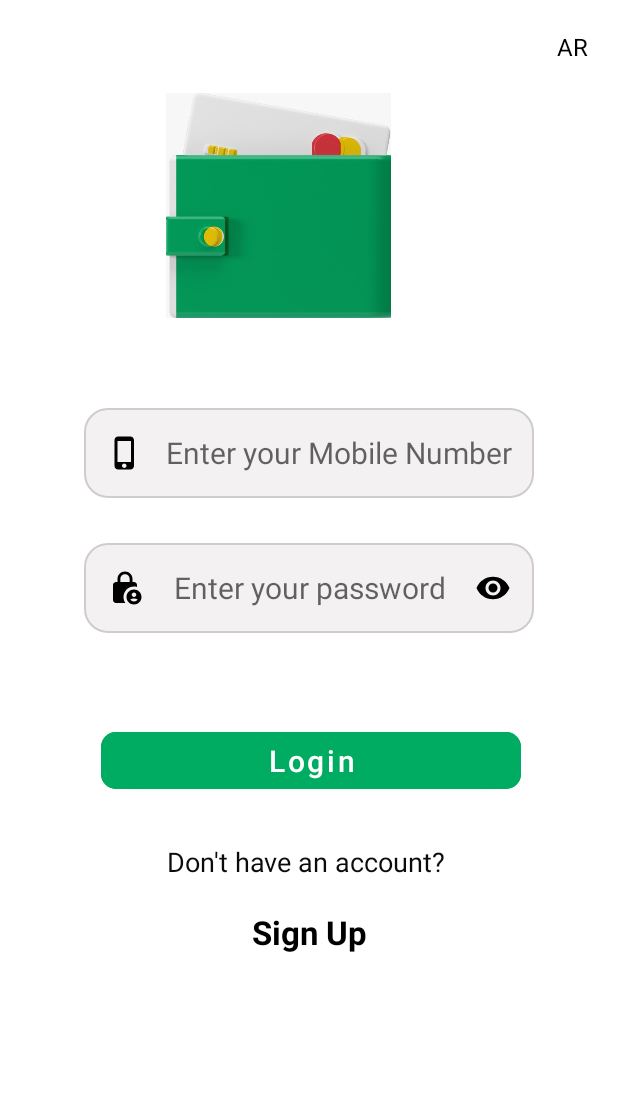
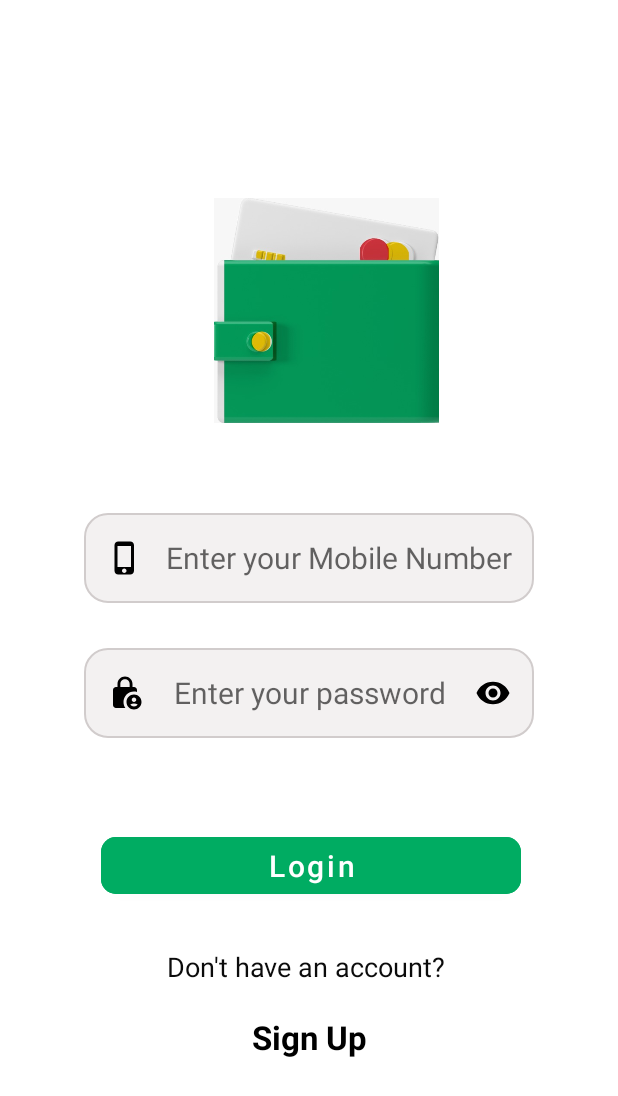
Before and after one commit to Ziad-Elshemy/my-wallet, an Android app: the fragment LoginFragment shown on its own in the app's theme, on a phone screen of 412 x 824 dp. Shown: the top 1096 px of the screen. Run offline under Robolectric (Android 15) with nearby library versions, the phone set to English and light mode, and no system bars; our stand-ins replace data binding.

Commit message:
Views_Update

```diff
--- a/app/build.gradle
+++ b/app/build.gradle
@@ -61,4 +61,5 @@ dependencies {
 
 
 
+
 }
--- a/app/src/main/java/com/easy_pro_code/wallet/MainActivity.kt
+++ b/app/src/main/java/com/easy_pro_code/wallet/MainActivity.kt
@@ -6,6 +6,6 @@ import android.os.Bundle
 class MainActivity : AppCompatActivity() {
     override fun onCreate(savedInstanceState: Bundle?) {
         super.onCreate(savedInstanceState)
-        setContentView(R.layout.activity_main)
-    }
+        setContentView(R.layout.activity_main) }
+
 }
--- a/app/src/main/res/layout/fragment_login.xml
+++ b/app/src/main/res/layout/fragment_login.xml
@@ -1,35 +1,36 @@
 <?xml version="1.0" encoding="utf-8"?>
-<layout xmlns:app="http://schemas.android.com/apk/res-auto">
-<androidx.constraintlayout.widget.ConstraintLayout xmlns:android="http://schemas.android.com/apk/res/android"
-    xmlns:tools="http://schemas.android.com/tools"
+<layout xmlns:tools="http://schemas.android.com/tools"
+    xmlns:android="http://schemas.android.com/apk/res/android"
+    xmlns:app="http://schemas.android.com/apk/res-auto">
+<androidx.constraintlayout.widget.ConstraintLayout
     android:layout_width="match_parent"
     android:layout_height="match_parent"
     tools:context=".AuthFlow.Presentation.Login.LoginFragment">
 
 
-    <TextView
-        android:id="@+id/ar"
-        android:layout_width="wrap_content"
-        android:layout_height="wrap_content"
-        app:layout_constraintTop_toTopOf="parent"
-        app:layout_constraintEnd_toEndOf="parent"
-        android:text="AR"
-        android:textColor="@color/black"
-        android:textSize="16sp"
-        android:layout_marginTop="20dp"
-        android:layout_marginEnd="20dp"/>
+<!--    <TextView-->
+<!--        android:id="@+id/ar"-->
+<!--        android:layout_width="8dp"-->
+<!--        android:layout_height="10dp"-->
+<!--        android:layout_marginTop="20dp"-->
+<!--        android:layout_marginEnd="20dp"-->
+<!--        android:text="AR"-->
+<!--        android:textColor="@color/black"-->
+<!--        android:textSize="16sp"-->
+<!--        app:layout_constraintEnd_toEndOf="parent"-->
+<!--        app:layout_constraintTop_toTopOf="parent" />-->
 
 
-        <ImageView
-            android:id="@+id/wallet_login_image"
-            android:layout_width="150dp"
-            android:layout_height="150dp"
-            app:layout_constraintEnd_toStartOf="@id/ar"
-            app:layout_constraintStart_toStartOf="parent"
-            app:layout_constraintTop_toBottomOf="@id/ar"
-            android:layout_marginTop="20dp"
-            android:src="@drawable/wallet3"
-            />
+    <ImageView
+        android:id="@+id/wallet_login_image"
+        android:layout_width="150dp"
+        android:layout_height="150dp"
+        android:layout_marginTop="132dp"
+        android:src="@drawable/wallet3"
+        app:layout_constraintEnd_toEndOf="parent"
+        app:layout_constraintHorizontal_bias="0.544"
+        app:layout_constraintStart_toStartOf="parent"
+        app:layout_constraintTop_toTopOf="parent" />
 
     <EditText
         android:id="@+id/et_phoneNumber"
--- a/app/src/main/res/layout/fragment_otp.xml
+++ b/app/src/main/res/layout/fragment_otp.xml
@@ -99,11 +99,14 @@
                 app:layout_constraintStart_toStartOf="parent"
                 app:layout_constraintTop_toBottomOf="@id/pinView_otpCode" />
 
-            <ImageView
+            <ProgressBar
                 android:id="@+id/lock"
                 android:layout_width="50dp"
                 android:layout_height="50dp"
                 android:layout_marginTop="40dp"
+                android:indeterminate="true"
+                android:indeterminateTintMode="src_atop"
+                android:indeterminateTint="@color/black"
                 android:src="@drawable/baseline_lock_person_24"
                 app:layout_constraintEnd_toEndOf="parent"
                 app:layout_constraintHorizontal_bias="0.5"
--- a/app/src/main/res/layout/fragment_payment_services.xml
+++ b/app/src/main/res/layout/fragment_payment_services.xml
@@ -27,8 +27,10 @@
         android:textSize="18sp"
         app:layout_constraintBottom_toBottomOf="@+id/qr_code"
         app:layout_constraintEnd_toStartOf="@id/qr_code"
+        app:layout_constraintHorizontal_bias="0.666"
         app:layout_constraintStart_toStartOf="parent"
-        app:layout_constraintTop_toTopOf="@id/qr_code" />
+        app:layout_constraintTop_toTopOf="@id/qr_code"
+        app:layout_constraintVertical_bias="1.0" />
 
     <androidx.constraintlayout.widget.ConstraintLayout
         android:id="@+id/mobile_internet_cons"
--- a/app/src/main/res/layout/fragment_registeration.xml
+++ b/app/src/main/res/layout/fragment_registeration.xml
@@ -148,7 +148,7 @@
             android:paddingHorizontal="40dp"
             app:cornerRadius="10dp"
             android:paddingVertical="5dp"
-            android:text="Explore the opp"
+            android:text="Explore the app"
             android:backgroundTint="@color/base_green"
             android:textAllCaps="false"
             android:textColor="@color/white"
--- a/app/src/main/res/layout/fragment_success_fulregisteration.xml
+++ b/app/src/main/res/layout/fragment_success_fulregisteration.xml
@@ -44,7 +44,7 @@
             android:paddingHorizontal="40dp"
             app:cornerRadius="10dp"
             android:paddingVertical="5dp"
-            android:text="Explore the opp"
+            android:text="Explore the app"
             android:backgroundTint="@color/base_green"
             android:textAllCaps="false"
             android:textColor="@color/white"
```
Also changed, not shown: app/src/main/res/layout/activity_main.xml (+1 -12 lines), app/src/main/res/layout/fragment_money_transfer.xml (+17 -11 lines), app/src/main/res/layout/fragment_payment_services2.xml (+9 -8 lines), app/src/main/res/layout/fragment_teller_deposit.xml (+5 -9 lines).
